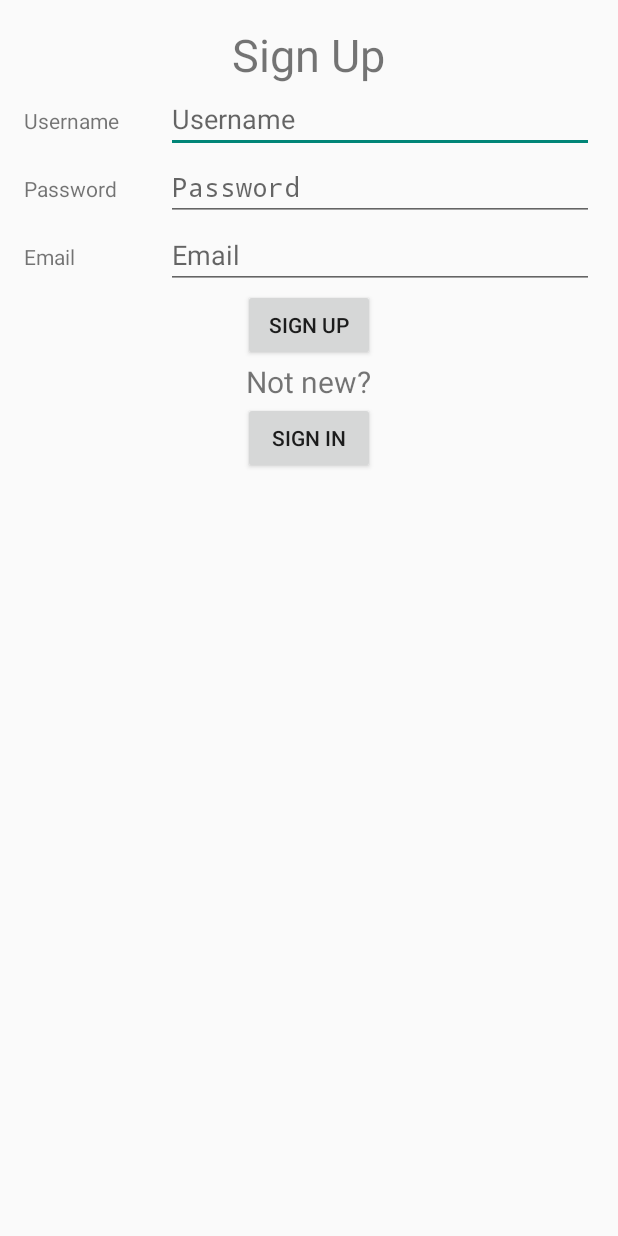
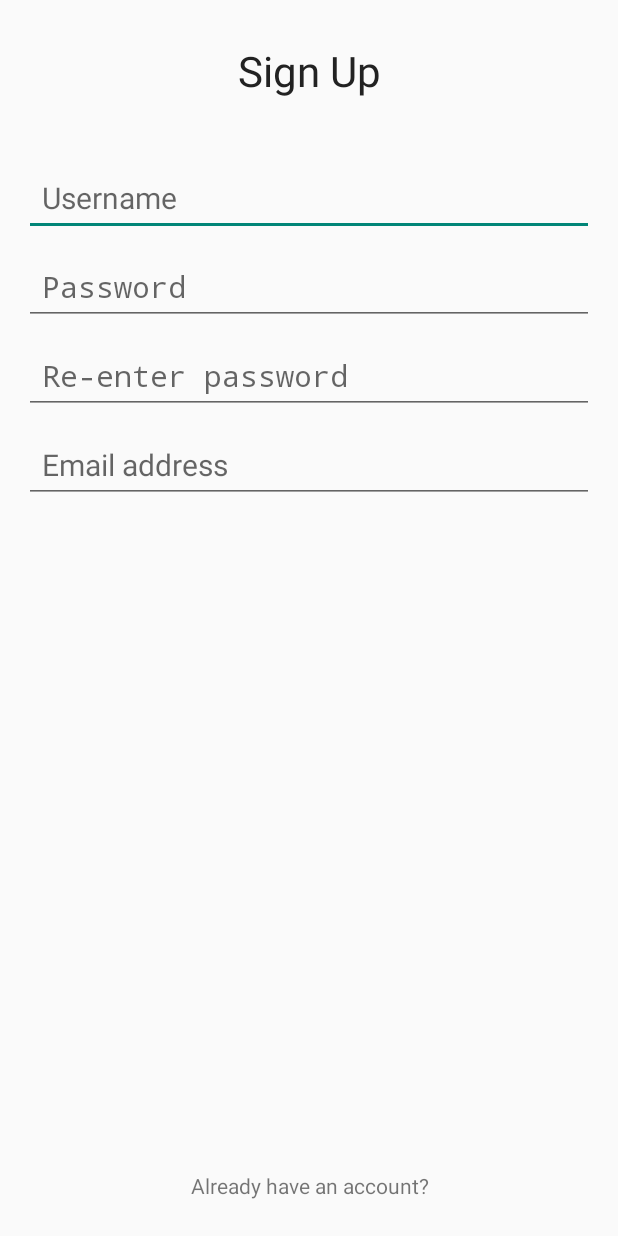
Before and after one commit to guangxuan/CEPNet, an Android app: the screen it shows after launch (SignupActivity), on a phone screen of 412 x 824 dp. Run offline under Robolectric (Android 15) with nearby library versions, the phone set to English and light mode, and no system bars; 2 statements that could not run were skipped.

Commit message:
Added re-entering passwords Redesigned signup layout Added signup progressbar Gives legit notifications to user when signup / login errors occur

```diff
--- a/app/src/main/res/layout/activity_login.xml
+++ b/app/src/main/res/layout/activity_login.xml
@@ -72,7 +72,7 @@
             style="@android:style/Widget.ProgressBar.Inverse"
             android:layout_width="match_parent"
             android:layout_height="@dimen/progress_mid"
-            android:layout_marginTop="@dimen/padding_big"
+            android:layout_marginTop="@dimen/padding_extra_big"
             android:indeterminate="true"
             android:indeterminateDuration="1000"
             android:indeterminateOnly="true"
@@ -85,6 +85,7 @@
             android:layout_height="match_parent"
             android:gravity="center_horizontal|bottom"
             android:padding="@dimen/padding_small"
+            android:textSize="@dimen/text_mid_small"
             android:clickable="true"
             android:text="@string/sign_up_button"
             android:id="@+id/SignupButton"/>
--- a/app/src/main/res/layout/activity_signup.xml
+++ b/app/src/main/res/layout/activity_signup.xml
@@ -1,88 +1,69 @@
-<LinearLayout xmlns:android="http://schemas.android.com/apk/res/android"
-                xmlns:tools="http://schemas.android.com/tools"
-                android:layout_width="match_parent"
-                android:layout_height="match_parent"
-                android:paddingLeft="@dimen/activity_horizontal_margin"
-                android:paddingRight="@dimen/activity_horizontal_margin"
-                android:paddingTop="@dimen/activity_vertical_margin"
-                android:paddingBottom="@dimen/activity_vertical_margin"
-                android:orientation="vertical"
-                tools:context="vintgug.cepnet.SignupActivity">
+<LinearLayout
+    xmlns:android="http://schemas.android.com/apk/res/android"
+    xmlns:tools="http://schemas.android.com/tools"
+    android:layout_width="match_parent"
+    android:layout_height="match_parent"
+    android:paddingLeft="@dimen/activity_horizontal_margin_custom"
+    android:paddingRight="@dimen/activity_horizontal_margin_custom"
+    android:layout_marginLeft="@dimen/padding_medium"
+    android:layout_marginRight="@dimen/padding_medium"
+    android:paddingTop="@dimen/activity_vertical_margin_custom"
+    android:paddingBottom="@dimen/activity_vertical_margin_custom"
+    android:orientation="vertical"
+    tools:context="vintgug.cepnet.SignupActivity">
+
     <TextView
-        android:layout_width="wrap_content"
+        style="@style/signup_title"
+        android:clickable="true"
+        android:layout_width="match_parent"
         android:layout_height="wrap_content"
         android:text="@string/signup_title"
-        android:textSize="30sp"
-        android:layout_gravity="center_horizontal"
-    />
-    <LinearLayout
+        android:id="@+id/SignupButton"/>
+
+    <EditText
+        style="@style/login_textbox"
+        android:inputType="text"
+        android:hint="@string/signup_username_hint"
+        android:id="@+id/UsernameEditText"/>
+
+    <EditText
+        style="@style/login_textbox"
+        android:inputType="textPassword"
+        android:hint="@string/signup_password_hint"
+        android:id="@+id/PasswordEditText"/>
+
+    <EditText
+        style="@style/login_textbox"
+        android:inputType="textPassword"
+        android:hint="@string/signup_password_hint_2"
+        android:id="@+id/PasswordEditText2"/>
+
+    <EditText
+        style="@style/login_textbox"
+        android:inputType="textEmailAddress"
+        android:hint="@string/signup_email_hint"
+        android:id="@+id/EmailEditText"/>
+
+    <ProgressBar
+        style="@android:style/Widget.ProgressBar.Inverse"
         android:layout_width="match_parent"
-        android:layout_height="wrap_content"
-        android:orientation="horizontal">
-        <TextView
-            android:layout_width="0dp"
-            android:layout_weight="1"
-            android:layout_height="wrap_content"
-            android:text="@string/username_hint"/>
-        <EditText
-            android:id="@+id/UsernameEditText"
-            android:layout_width="0dp"
-            android:layout_weight="3"
-            android:layout_height="wrap_content"
-            android:hint="@string/username_hint"
-            android:inputType="textPersonName"/>
-    </LinearLayout>
-    <LinearLayout
+        android:layout_height="@dimen/progress_mid"
+        android:layout_marginTop="@dimen/padding_extra_big"
+        android:indeterminate="true"
+        android:indeterminateDuration="1000"
+        android:indeterminateOnly="true"
+        android:visibility="gone"
+        android:id="@+id/SignupProgress"
+        />
+
+    <TextView
         android:layout_width="match_parent"
-        android:layout_height="wrap_content"
-        android:orientation="horizontal">
-        <TextView
-            android:layout_width="0dp"
-            android:layout_weight="1"
-            android:layout_height="wrap_content"
-            android:text="@string/password_hint"/>
-        <EditText
-            android:id="@+id/PasswordEditText"
-            android:layout_width="0dp"
-            android:layout_weight="3"
-            android:layout_height="wrap_content"
-            android:hint="@string/password_hint"
-            android:inputType="textPassword"/>
-    </LinearLayout>
-    <LinearLayout
-        android:layout_width="match_parent"
-        android:layout_height="wrap_content"
-        android:orientation="horizontal">
-        <TextView
-            android:layout_width="0dp"
-            android:layout_weight="1"
-            android:layout_height="wrap_content"
-            android:text="@string/email_hint"/>
-        <EditText
-            android:id="@+id/EmailEditText"
-            android:layout_width="0dp"
-            android:layout_weight="3"
-            android:layout_height="wrap_content"
-            android:hint="@string/email_hint"
-            android:inputType="textEmailAddress"/>
-    </LinearLayout>
-    <Button
-        android:id="@+id/SignupButton"
-        android:layout_width="wrap_content"
-        android:layout_height="wrap_content"
-        android:text="@string/signup_title"
-        android:layout_gravity="center_horizontal"/>
-    <TextView
-        android:layout_width="wrap_content"
-        android:layout_height="wrap_content"
-        android:text="@string/notnew_title"
-        android:textSize="20sp"
-        android:layout_gravity="center_horizontal"
-        />
-    <Button
-        android:id="@+id/LoginButton"
-        android:layout_width="wrap_content"
-        android:layout_height="wrap_content"
-        android:text="@string/login_title"
-        android:layout_gravity="center_horizontal"/>
+        android:layout_height="match_parent"
+        android:gravity="center_horizontal|bottom"
+        android:padding="@dimen/padding_small"
+        android:clickable="true"
+        android:text="@string/login_button"
+        android:textSize="@dimen/text_mid_small"
+        android:id="@+id/LoginButton"/>
+
 </LinearLayout>
--- a/app/src/main/res/values/dimens.xml
+++ b/app/src/main/res/values/dimens.xml
@@ -14,6 +14,7 @@
     <dimen name="padding_medium">16dp</dimen>
     <dimen name="padding_mid_big">18dp</dimen>
     <dimen name="padding_big">22dp</dimen>
+    <dimen name="padding_extra_big">30dp</dimen>
 
     <dimen name="padding_extra_extra_small_neg">-4dp</dimen>
     <dimen name="padding_extra_small_neg">-8dp</dimen>
@@ -30,5 +31,6 @@
     <dimen name="text_mid_large">19sp</dimen>
     <dimen name="text_mid_large_2">18sp</dimen>
     <dimen name="text_medium">16sp</dimen>
+    <dimen name="text_mid_small">14sp</dimen>
     <dimen name="text_small">12sp</dimen>
 </resources>
--- a/app/src/main/res/values/strings.xml
+++ b/app/src/main/res/values/strings.xml
@@ -14,14 +14,27 @@
     <string name="password_hint">Password</string>
     <string name="email_hint">Email</string>
 
-    <string name="no_username">Please enter your username</string>
-    <string name="no_password">Please enter your password</string>
+    <string name="error_title">Oops!</string>
+    <string name="no_email">Please enter your email address.</string>
+    <string name="no_username">Please enter your username.</string>
+    <string name="no_password">Please enter your password.</string>
+    <string name="password_doesnt_match">The passwords you entered do not match.</string>
+    <string name="username_taken">The username you entered is already taken.</string>
+    <string name="invalid_email">The email address you entered is invalid.</string>
+    <string name="signup_failed">Signup Failed</string>
 
+    <string name="ok">OK</string>
     <string name="login_title">Sign in</string>
     <string name="login_username_hint">Username</string>
     <string name="login_password_hint">Password</string>
+    <string name="signup_username_hint">Username</string>
+    <string name="signup_password_hint">Password</string>
+    <string name="signup_password_hint_2">Re-enter password</string>
+    <string name="signup_email_hint">Email address</string>
     <string name="login">Login</string>
     <string name="login_success">Login successful</string>
-    <string name="sign_up_button">New here? Sign up</string>
+    <string name="login_failed">Login Failed. Please check your username and password.</string>
+    <string name="sign_up_button">New here?</string>
+    <string name="login_button">Already have an account?</string>
 
 </resources>
--- a/app/src/main/res/values/styles.xml
+++ b/app/src/main/res/values/styles.xml
@@ -13,6 +13,15 @@
         <item name="android:padding">@dimen/padding_medium</item>
     </style>
 
+    <style name="signup_title">
+        <item name="android:textSize">@dimen/text_extra_extra_large</item>
+        <item name="android:textColor">@color/main_title_text_color</item>
+        <item name="android:layout_gravity">bottom</item>
+        <item name="android:gravity">center</item>
+        <item name="android:padding">@dimen/padding_medium</item>
+        <item name="android:layout_marginBottom">@dimen/padding_medium</item>
+    </style>
+
     <style name="login_textbox">
         <item name="android:layout_marginTop">@dimen/padding_extra_small</item>
         <item name="android:layout_width">fill_parent</item>
```
Also changed, not shown: app/src/main/java/vintgug/cepnet/LoginActivity.java (+25 -9 lines), app/src/main/java/vintgug/cepnet/SignupActivity.java (+57 -11 lines).
